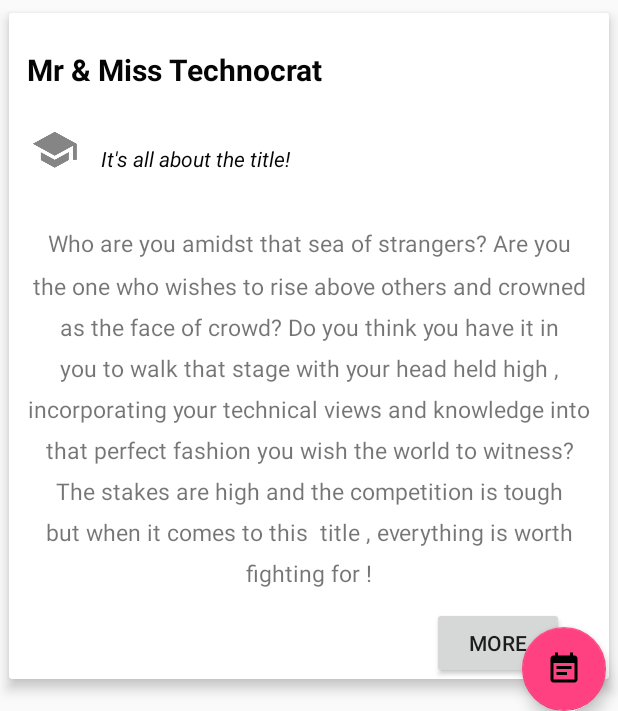
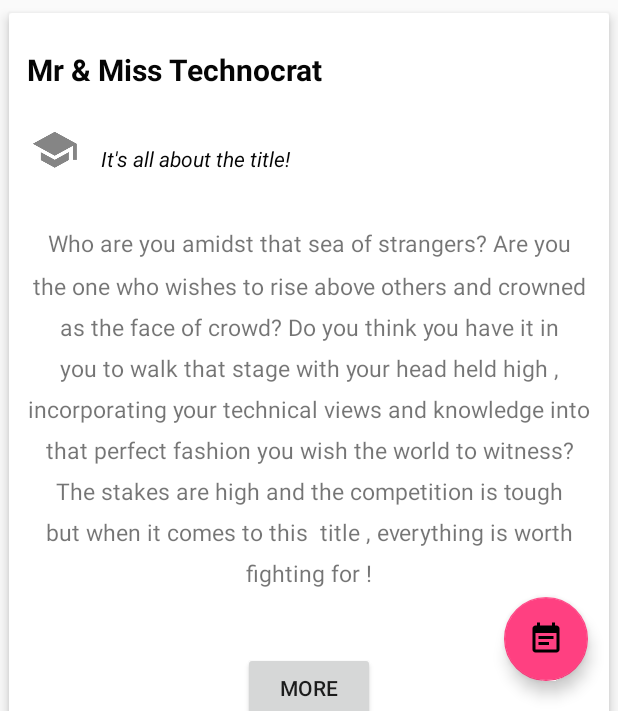
Before and after one commit to arrogant-ant/TechUdbhav, an Android app: the MrMissTechnocratActivity screen opened directly, with no data from a screen before it, on a phone screen of 412 x 824 dp, the part 525-1236 px from its top. Run offline under Robolectric (Android 15) with nearby library versions, the phone set to English and light mode, and no system bars.

Commit message:
home page bubble

```diff
--- a/app/src/main/res/layout/activity_mr_miss_technocrat.xml
+++ b/app/src/main/res/layout/activity_mr_miss_technocrat.xml
@@ -108,11 +108,27 @@
                 <Button
                     android:layout_width="wrap_content"
                     android:layout_height="wrap_content"
-                    android:layout_gravity="end"
+                    android:layout_gravity="center"
                     android:text="more"
-                    android:layout_marginEnd="30dp"
+                    android:layout_marginTop="30dp"
                     android:id="@+id/button"
                     android:onClick="getDetails"/>
+                <TextView
+                    android:layout_width="wrap_content"
+                    android:layout_height="wrap_content"
+                    android:layout_gravity="end"
+                    android:text="Register"
+                    android:layout_marginBottom="600dp"
+                    android:layout_marginRight="20dp"
+                    android:id="@+id/register"/>
+                <TextView
+                    android:layout_width="wrap_content"
+                    android:layout_height="wrap_content"
+                    android:layout_gravity="end"
+                    android:text=""
+                    android:layout_marginEnd="10dp"
+                    android:id="@+id/textbelowfloating"
+                    />
 
             </LinearLayout>
         </android.support.v7.widget.CardView>
@@ -123,9 +139,11 @@
         android:layout_width="wrap_content"
         android:layout_height="wrap_content"
         app:elevation="6dp"
+        android:layout_marginEnd="20dp"
         app:pressedTranslationZ="12dp"
-        app:layout_anchor="@id/button"
-        app:layout_anchorGravity="bottom|right|end"
+        app:layout_anchor="@id/textbelowfloating"
+        android:layout_marginBottom="20dp"
+        app:layout_anchorGravity="bottom"
         android:src="@drawable/ic_event_note_black_24dp"
         android:onClick="register"/>
 
```
